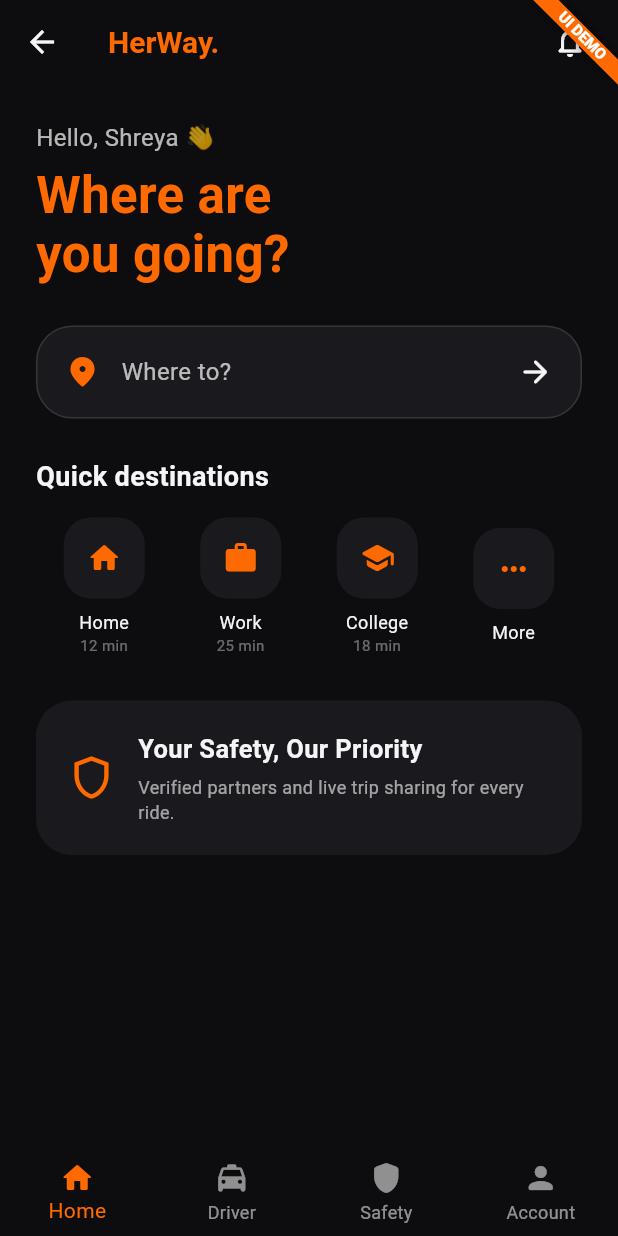
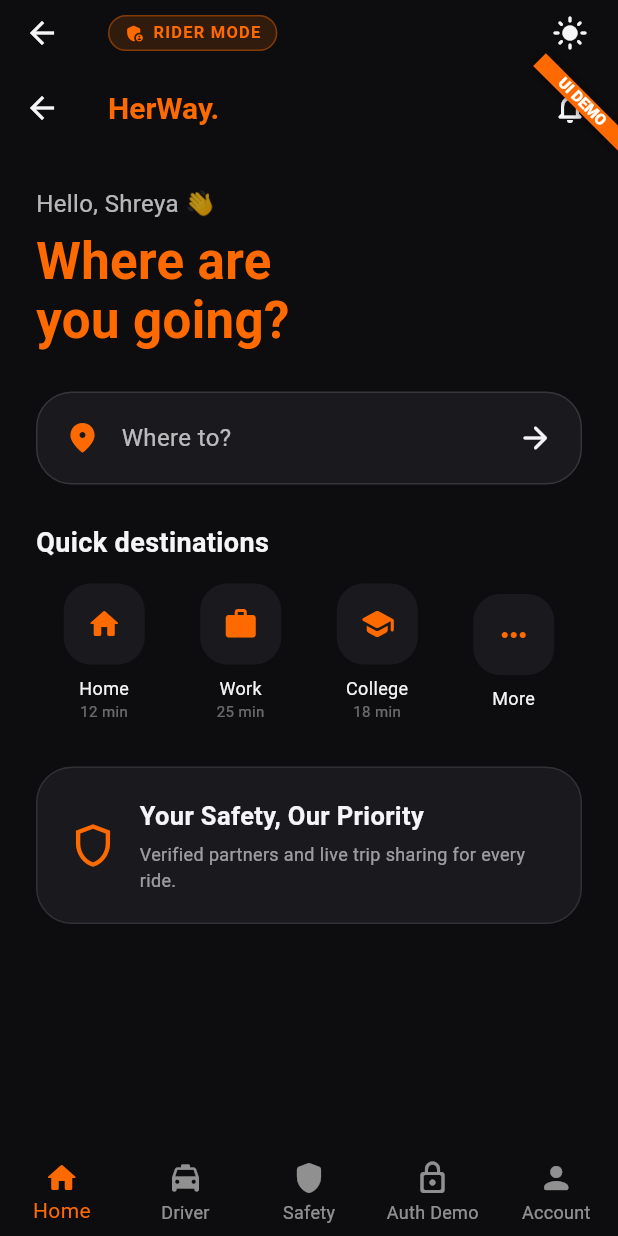
Before and after one commit to bhadwajshubham/HerWay, a Flutter app: the DemoShell screen opened directly, on a phone screen of 412 x 824 dp. Run offline on Flutter 3.47's test engine with Material 3 defaults, Android fonts, the phone set to English and light mode, and no system bars; our stand-ins replace cloud_firestore, firebase_auth, firebase_core, flutter_riverpod, font_awesome_flutter, geolocator and 1 more; missing offline and left inert: pointer_interceptor; accounts and stored records are empty; statements that could not run were skipped.

Commit message:
Production readiness: Auth demo flow, role indicator, theme adaptation, 144 FPS physics, and test suite

```diff
--- a/lib/features/demo/demo_shell.dart
+++ b/lib/features/demo/demo_shell.dart
@@ -1,28 +1,87 @@
 import 'package:flutter/material.dart';
+import 'package:flutter_riverpod/flutter_riverpod.dart';
 
 import '../../theme/app_theme.dart';
+import '../auth/login_screen.dart';
 import '../safety/safety_screen.dart';
 
 /// Offline, data-free preview for sharing the interface before backend setup.
-class DemoShell extends StatefulWidget {
+class DemoShell extends ConsumerStatefulWidget {
   const DemoShell({super.key});
 
   @override
-  State<DemoShell> createState() => _DemoShellState();
+  ConsumerState<DemoShell> createState() => _DemoShellState();
 }
 
-class _DemoShellState extends State<DemoShell> {
+class _DemoShellState extends ConsumerState<DemoShell> {
   int _index = 0;
 
   @override
   Widget build(BuildContext context) {
-    const pages = [
-      DemoHomeScreen(),
-      DemoDriverScreen(),
-      SafetyScreen(),
-      DemoProfileScreen(),
+    final theme = Theme.of(context);
+    final isDark = theme.brightness == Brightness.dark;
+
+    final pages = [
+      const DemoHomeScreen(),
+      const DemoDriverScreen(),
+      const SafetyScreen(),
+      const LoginScreen(),
+      const DemoProfileScreen(),
     ];
+
+    final roleLabel = _index == 1 ? 'DRIVER MODE' : 'RIDER MODE';
+
     return Scaffold(
+      appBar: AppBar(
+        backgroundColor: Colors.transparent,
+        elevation: 0,
+        toolbarHeight: 44,
+        title: Row(
+          children: [
+            Container(
+              padding: const EdgeInsets.symmetric(horizontal: 10, vertical: 4),
+              decoration: BoxDecoration(
+                color: AppColors.herOrange.withValues(alpha: 0.15),
+                borderRadius: BorderRadius.circular(12),
+                border: Border.all(
+                  color: AppColors.herOrange.withValues(alpha: 0.4),
+                ),
+              ),
+              child: Row(
+                children: [
+                  const Icon(
+                    Icons.admin_panel_settings_rounded,
+                    color: AppColors.herOrange,
+                    size: 14,
+                  ),
+                  const SizedBox(width: 5),
+                  Text(
+                    roleLabel,
+                    style: const TextStyle(
+                      color: AppColors.herOrange,
+                      fontSize: 11,
+                      fontWeight: FontWeight.bold,
+                      letterSpacing: 0.8,
+                    ),
+                  ),
+                ],
+              ),
+            ),
+          ],
+        ),
+        actions: [
+          IconButton(
+            icon: Icon(
+              isDark ? Icons.light_mode_rounded : Icons.dark_mode_rounded,
+              color: isDark ? AppColors.softWhite : AppColors.appleTextPrimary,
+            ),
+            onPressed: () =>
+                ref.read(themeNotifierProvider.notifier).toggleTheme(),
+            tooltip: 'Toggle Theme',
+          ),
+          const SizedBox(width: 8),
+        ],
+      ),
       body: Banner(
         message: 'UI DEMO',
         location: BannerLocation.topEnd,
@@ -32,6 +91,7 @@ class _DemoShellState extends State<DemoShell> {
       bottomNavigationBar: BottomNavigationBar(
         currentIndex: _index,
         onTap: (value) => setState(() => _index = value),
+        type: BottomNavigationBarType.fixed,
         items: const [
           BottomNavigationBarItem(
             icon: Icon(Icons.home_rounded),
@@ -44,6 +104,10 @@ class _DemoShellState extends State<DemoShell> {
           BottomNavigationBarItem(
             icon: Icon(Icons.shield_rounded),
             label: 'Safety',
+          ),
+          BottomNavigationBarItem(
+            icon: Icon(Icons.lock_outline_rounded),
+            label: 'Auth Demo',
           ),
           BottomNavigationBarItem(
             icon: Icon(Icons.person_rounded),
@@ -60,8 +124,11 @@ class DemoHomeScreen extends StatelessWidget {
 
   @override
   Widget build(BuildContext context) {
+    final theme = Theme.of(context);
+    final isDark = theme.brightness == Brightness.dark;
+
     return Scaffold(
-      backgroundColor: AppColors.charcoal,
+      backgroundColor: isDark ? AppColors.charcoal : AppColors.appleBackground,
       appBar: AppBar(
         backgroundColor: Colors.transparent,
         title: const Text(
@@ -71,21 +138,30 @@ class DemoHomeScreen extends StatelessWidget {
             fontWeight: FontWeight.bold,
           ),
         ),
-        actions: const [
+        actions: [
           Padding(
-            padding: EdgeInsets.only(right: 20),
-            child: Icon(Icons.notifications_none_rounded),
+            padding: const EdgeInsets.only(right: 20),
+            child: Icon(
+              Icons.notifications_none_rounded,
+              color: isDark ? AppColors.softWhite : AppColors.appleTextPrimary,
+            ),
           ),
         ],
       ),
       body: SingleChildScrollView(
+        physics: const BouncingScrollPhysics(
+          parent: AlwaysScrollableScrollPhysics(),
+        ),
         padding: const EdgeInsets.all(24),
         child: Column(
           crossAxisAlignment: CrossAxisAlignment.start,
           children: [
-            const Text(
+            Text(
               'Hello, Shreya 👋',
-              style: TextStyle(color: Colors.white70, fontSize: 16),
+              style: TextStyle(
+                color: isDark ? Colors.white70 : AppColors.appleTextSecondary,
+                fontSize: 16,
+              ),
             ),
             const SizedBox(height: 8),
             const Text(
@@ -105,10 +181,10 @@ class DemoHomeScreen extends StatelessWidget {
               ),
             ),
             const SizedBox(height: 26),
-            const Text(
+            Text(
               'Quick destinations',
               style: TextStyle(
-                color: AppColors.softWhite,
+                color: isDark ? AppColors.softWhite : AppColors.appleTextPrimary,
                 fontSize: 18,
                 fontWeight: FontWeight.bold,
               ),
@@ -143,17 +219,20 @@ class DemoHomeScreen extends StatelessWidget {
             Container(
               padding: const EdgeInsets.all(20),
               decoration: BoxDecoration(
-                color: AppColors.slate,
+                color: theme.colorScheme.surface,
                 borderRadius: BorderRadius.circular(24),
+                border: Border.all(
+                  color: isDark ? Colors.white10 : AppColors.appleBorder,
                 ),
-              child: const Row(
+              ),
+              child: Row(
                 children: [
-                  Icon(
+                  const Icon(
                     Icons.shield_outlined,
                     color: AppColors.herOrange,
                     size: 34,
                   ),
-                  SizedBox(width: 14),
+                  const SizedBox(width: 14),
                   Expanded(
                     child: Column(
                       crossAxisAlignment: CrossAxisAlignment.start,
@@ -161,15 +240,20 @@ class DemoHomeScreen extends StatelessWidget {
                         Text(
                           'Your Safety, Our Priority',
                           style: TextStyle(
-                            color: AppColors.softWhite,
+                            color: theme.colorScheme.onSurface,
                             fontWeight: FontWeight.bold,
                             fontSize: 17,
                           ),
                         ),
-                        SizedBox(height: 5),
+                        const SizedBox(height: 5),
                         Text(
                           'Verified partners and live trip sharing for every ride.',
-                          style: TextStyle(color: Colors.white60, fontSize: 12),
+                          style: TextStyle(
+                            color: theme.colorScheme.onSurface.withValues(
+                              alpha: 0.6,
+                            ),
+                            fontSize: 12,
+                          ),
                         ),
                       ],
                     ),
@@ -395,10 +479,17 @@ class _DemoDriverScreenState extends State<DemoDriverScreen> {
   bool _accepted = false;
 
   @override
-  Widget build(BuildContext context) => Scaffold(
-    backgroundColor: AppColors.charcoal,
+  Widget build(BuildContext context) {
+    final theme = Theme.of(context);
+    final isDark = theme.brightness == Brightness.dark;
+
+    return Scaffold(
+      backgroundColor: isDark ? AppColors.charcoal : AppColors.appleBackground,
       appBar: AppBar(title: const Text('HerWay Driver Partner')),
-    body: Padding(
+      body: SingleChildScrollView(
+        physics: const BouncingScrollPhysics(
+          parent: AlwaysScrollableScrollPhysics(),
+        ),
         padding: const EdgeInsets.all(20),
         child: Column(
           crossAxisAlignment: CrossAxisAlignment.start,
@@ -406,10 +497,13 @@ class _DemoDriverScreenState extends State<DemoDriverScreen> {
             Container(
               padding: const EdgeInsets.all(20),
               decoration: BoxDecoration(
-              color: AppColors.slate,
+                color: theme.colorScheme.surface,
                 borderRadius: BorderRadius.circular(20),
+                border: Border.all(
+                  color: isDark ? Colors.white10 : AppColors.appleBorder,
                 ),
-            child: const Row(
+              ),
+              child: Row(
                 mainAxisAlignment: MainAxisAlignment.spaceBetween,
                 children: [
                   Column(
@@ -417,13 +511,17 @@ class _DemoDriverScreenState extends State<DemoDriverScreen> {
                     children: [
                       Text(
                         "Today's Earnings",
-                      style: TextStyle(color: Colors.white54),
+                        style: TextStyle(
+                          color: theme.colorScheme.onSurface.withValues(
+                            alpha: 0.6,
                           ),
-                    SizedBox(height: 6),
+                        ),
+                      ),
+                      const SizedBox(height: 6),
                       Text(
                         '₹1,840',
                         style: TextStyle(
-                        color: AppColors.softWhite,
+                          color: theme.colorScheme.onSurface,
                           fontSize: 26,
                           fontWeight: FontWeight.bold,
                         ),
@@ -435,10 +533,14 @@ class _DemoDriverScreenState extends State<DemoDriverScreen> {
                     children: [
                       Text(
                         'Rides Completed',
-                      style: TextStyle(color: Colors.white54),
+                        style: TextStyle(
+                          color: theme.colorScheme.onSurface.withValues(
+                            alpha: 0.6,
                           ),
-                    SizedBox(height: 6),
-                    Text(
+                        ),
+                      ),
+                      const SizedBox(height: 6),
+                      const Text(
                         '7 rides',
                         style: TextStyle(
                           color: AppColors.herOrange,
@@ -451,10 +553,10 @@ class _DemoDriverScreenState extends State<DemoDriverScreen> {
               ),
             ),
             const SizedBox(height: 28),
-          const Text(
+            Text(
               'Nearby Ride Dispatches',
               style: TextStyle(
-              color: AppColors.softWhite,
+                color: theme.colorScheme.onSurface,
                 fontSize: 18,
                 fontWeight: FontWeight.bold,
               ),
@@ -463,24 +565,31 @@ class _DemoDriverScreenState extends State<DemoDriverScreen> {
             Container(
               padding: const EdgeInsets.all(18),
               decoration: BoxDecoration(
-              color: AppColors.slate,
+                color: theme.colorScheme.surface,
                 borderRadius: BorderRadius.circular(20),
+                border: Border.all(
+                  color: isDark ? Colors.white10 : AppColors.appleBorder,
+                ),
               ),
               child: Column(
                 crossAxisAlignment: CrossAxisAlignment.start,
                 children: [
-                const Text(
+                  Text(
                     'Ananya S.',
                     style: TextStyle(
-                    color: AppColors.softWhite,
+                      color: theme.colorScheme.onSurface,
                       fontSize: 17,
                       fontWeight: FontWeight.bold,
                     ),
                   ),
                   const SizedBox(height: 12),
-                const Text(
+                  Text(
                     'Hitec City Metro → Gachibowli',
-                  style: TextStyle(color: Colors.white70),
+                    style: TextStyle(
+                      color: theme.colorScheme.onSurface.withValues(
+                        alpha: 0.7,
+                      ),
+                    ),
                   ),
                   const SizedBox(height: 12),
                   Text(
@@ -505,26 +614,41 @@ class _DemoDriverScreenState extends State<DemoDriverScreen> {
       ),
     );
   }
+}
 
-class DemoProfileScreen extends StatelessWidget {
+class DemoProfileScreen extends ConsumerWidget {
   const DemoProfileScreen({super.key});
 
   @override
-  Widget build(BuildContext context) => Scaffold(
-    backgroundColor: AppColors.charcoal,
-    appBar: AppBar(title: const Text('Account & Safety Profile')),
+  Widget build(BuildContext context, WidgetRef ref) {
+    final theme = Theme.of(context);
+    final isDark = theme.brightness == Brightness.dark;
+
+    return Scaffold(
+      backgroundColor: isDark ? AppColors.charcoal : AppColors.appleBackground,
+      appBar: AppBar(
+        title: const Text('Account & Safety Profile'),
+        actions: [
+          IconButton(
+            icon: Icon(isDark ? Icons.light_mode : Icons.dark_mode),
+            onPressed: () =>
+                ref.read(themeNotifierProvider.notifier).toggleTheme(),
+            tooltip: 'Toggle Theme',
+          ),
+        ],
+      ),
       body: ListView(
         padding: const EdgeInsets.all(24),
         children: [
           Container(
             padding: const EdgeInsets.all(20),
             decoration: BoxDecoration(
-            color: AppColors.slate,
+              color: theme.colorScheme.surface,
               borderRadius: BorderRadius.circular(20),
             ),
-          child: const Row(
+            child: Row(
               children: [
-              CircleAvatar(
+                const CircleAvatar(
                   radius: 30,
                   backgroundColor: AppColors.herOrange,
                   child: Text(
@@ -536,22 +660,26 @@ class DemoProfileScreen extends StatelessWidget {
                     ),
                   ),
                 ),
-              SizedBox(width: 16),
+                const SizedBox(width: 16),
                 Column(
                   crossAxisAlignment: CrossAxisAlignment.start,
                   children: [
                     Text(
                       'Shreya Sharma',
                       style: TextStyle(
-                      color: AppColors.softWhite,
+                        color: theme.colorScheme.onSurface,
                         fontSize: 18,
                         fontWeight: FontWeight.bold,
                       ),
                     ),
-                  SizedBox(height: 4),
+                    const SizedBox(height: 4),
                     Text(
                       '+91 98765 43210',
-                    style: TextStyle(color: Colors.white60),
+                      style: TextStyle(
+                        color: theme.colorScheme.onSurface.withValues(
+                          alpha: 0.6,
+                        ),
+                      ),
                     ),
                   ],
                 ),
@@ -559,39 +687,46 @@ class DemoProfileScreen extends StatelessWidget {
             ),
           ),
           const SizedBox(height: 28),
-        const Text(
+          Text(
             'Safety Contacts',
             style: TextStyle(
-            color: AppColors.softWhite,
+              color: theme.colorScheme.onSurface,
               fontSize: 18,
               fontWeight: FontWeight.bold,
             ),
           ),
           const SizedBox(height: 12),
-        const ListTile(
-          leading: Icon(Icons.shield_outlined, color: AppColors.herOrange),
+          ListTile(
+            leading: const Icon(Icons.shield_outlined, color: AppColors.herOrange),
             title: Text(
               'Priya Sharma',
-            style: TextStyle(color: AppColors.softWhite),
+              style: TextStyle(color: theme.colorScheme.onSurface),
             ),
             subtitle: Text(
               'Emergency contact',
-            style: TextStyle(color: Colors.white60),
+              style: TextStyle(
+                color: theme.colorScheme.onSurface.withValues(alpha: 0.6),
               ),
             ),
-        const Divider(color: Colors.white12),
-        const ListTile(
-          leading: Icon(Icons.phone_outlined, color: AppColors.herOrange),
+          ),
+          Divider(
+            color: theme.colorScheme.onSurface.withValues(alpha: 0.1),
+          ),
+          ListTile(
+            leading: const Icon(Icons.phone_outlined, color: AppColors.herOrange),
             title: Text(
               '+91 98765 43210',
-            style: TextStyle(color: AppColors.softWhite),
+              style: TextStyle(color: theme.colorScheme.onSurface),
             ),
             subtitle: Text(
               'Demo profile — changes are not saved',
-            style: TextStyle(color: Colors.white60),
+              style: TextStyle(
+                color: theme.colorScheme.onSurface.withValues(alpha: 0.6),
+              ),
             ),
           ),
         ],
       ),
     );
   }
+}
```
Also changed, not shown: 3 other files. Lines whose indentation alone changed are shown as unchanged.
